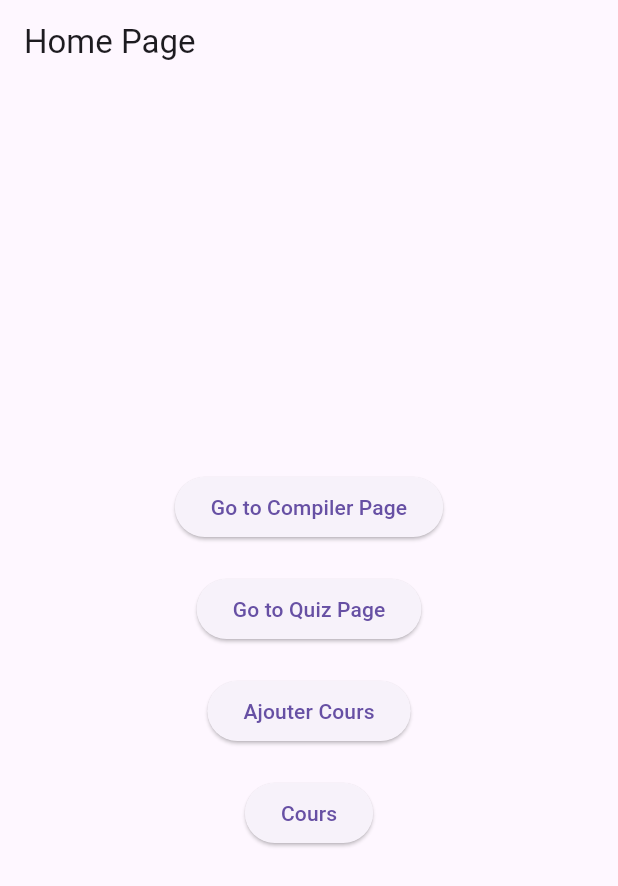
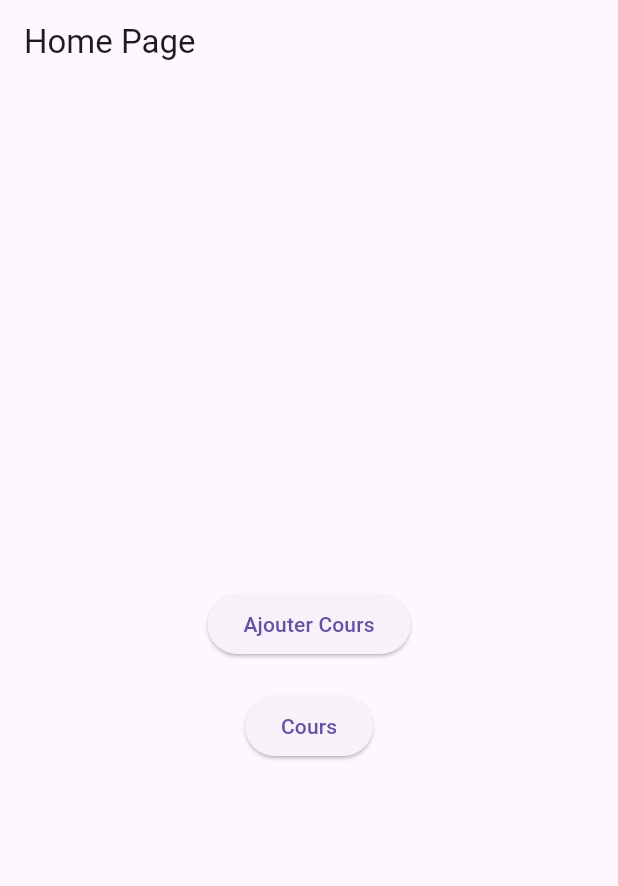
Before and after one commit to IAStudentAnalytics/Flutter_ISA, a Flutter app: the screen it shows after launch, on a phone screen of 412 x 824 dp. Shown: the top 886 px of the screen. Run offline on Flutter 3.47's test engine with Material 3 defaults, Android fonts, the phone set to English and light mode, and no system bars; our stand-ins replace google_fonts; missing offline and left inert: dart:html.

Commit message:
mod main

```diff
--- a/lib/main.dart
+++ b/lib/main.dart
@@ -57,10 +57,12 @@ class HomePage extends StatelessWidget {
   }
 }*/
 import 'package:flutter/material.dart';
-import 'package:nom_du_projet/CoursPage.dart';
-import 'package:nom_du_projet/ajoutCours.dart';
-import 'compilateur.dart';
-import 'testblanc.dart';
+//import 'package:nom_du_projet/CoursPage.dart';
+//import 'package:nom_du_projet/ajoutCours.dart';
+import 'package:pim/CoursPage.dart';
+import 'package:pim/ajoutCours.dart';
+//import 'compilateur.dart';
+//import 'testblanc.dart';
 
 void main() {
   runApp(MyApp());
@@ -90,7 +92,7 @@ class HomePage extends StatelessWidget {
         child: Column(
           mainAxisAlignment: MainAxisAlignment.center,
           children: [
-            ElevatedButton(
+           /* ElevatedButton(
               onPressed: () {
                 Navigator.push(
                   context,
@@ -98,8 +100,8 @@ class HomePage extends StatelessWidget {
                 );
               },
               child: Text('Go to Compiler Page'),
-            ),
-            SizedBox(height: 20),
+            ),*/
+           /* SizedBox(height: 20),
             ElevatedButton(
               onPressed: () {
                 Navigator.push(
@@ -108,7 +110,7 @@ class HomePage extends StatelessWidget {
                 );
               },
               child: Text('Go to Quiz Page'),
-            ),
+            ),*/
             SizedBox(height: 20),
             ElevatedButton(
               onPressed: () {
```
